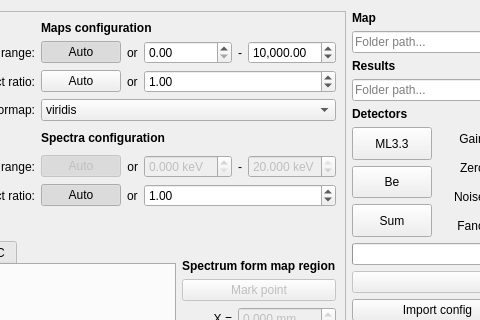
Qt form single.ui (pfilipl/PolyX-XRF-Data-Analyser) before a commit; both pictures show x 465 to 945 and y 0 to 320 of the 1175 by 712 pixel window.
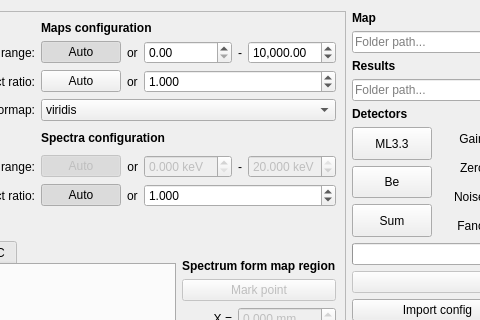
The same form after that commit. Custom widgets are drawn as their Qt base class.

The edit to the form file:
```diff
--- a/single.ui
+++ b/single.ui
@@ -276,6 +276,12 @@
             <property name="mouseTracking">
              <bool>true</bool>
             </property>
+            <property name="decimals">
+             <number>3</number>
+            </property>
+            <property name="minimum">
+             <double>0.001000000000000</double>
+            </property>
             <property name="maximum">
              <double>1000.000000000000000</double>
             </property>
@@ -677,6 +683,12 @@
             <property name="mouseTracking">
              <bool>true</bool>
             </property>
+            <property name="decimals">
+             <number>3</number>
+            </property>
+            <property name="minimum">
+             <double>0.001000000000000</double>
+            </property>
             <property name="maximum">
              <double>1000.000000000000000</double>
             </property>
```
Left out of the diff: 4 changed lines with no effect on the pictures.
